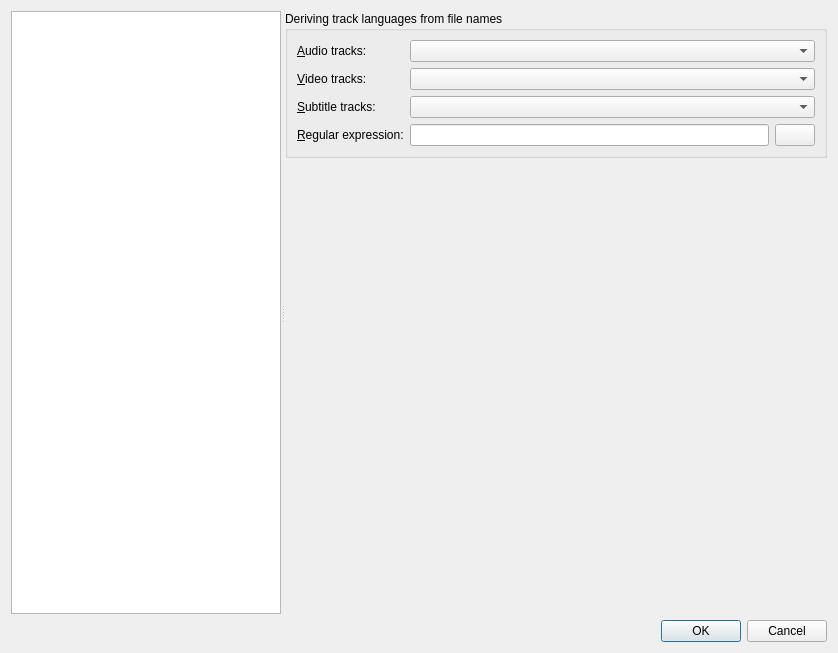
Before: the Qt Designer form src/mkvtoolnix-gui/forms/main_window/preferences_dialog.ui in jpsdr/MKVToolnix-Windows-7, drawn with Qt 5.
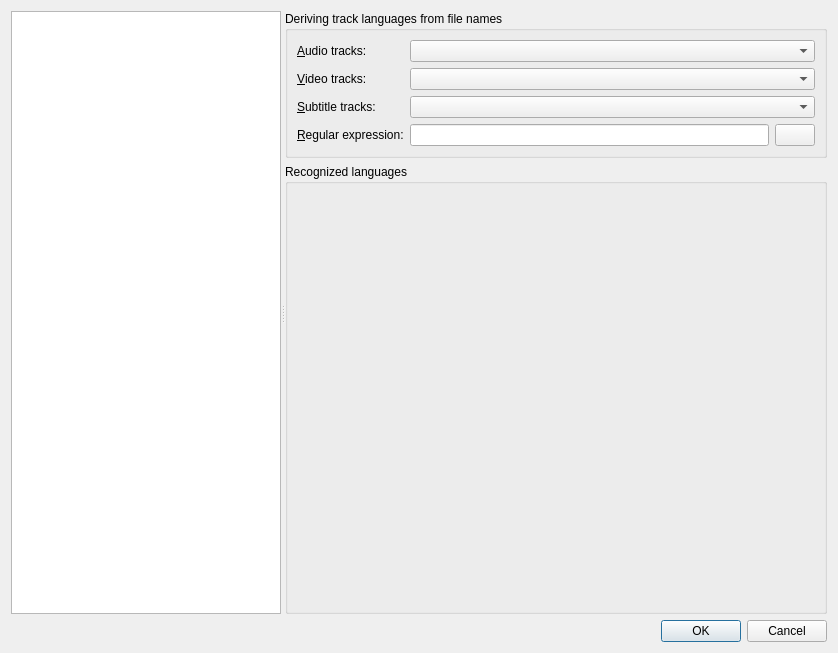
After: the same form once the commit is applied. The open tabs and pages were chosen to show the change. Icons and pictures are not drawn. Custom widgets are drawn as their Qt base class.

Commit message:
GUI: mux: derive track language: let user customize recognized languages
Part of the enhancements for #2267.

```diff
--- a/src/mkvtoolnix-gui/forms/main_window/preferences_dialog.ui
+++ b/src/mkvtoolnix-gui/forms/main_window/preferences_dialog.ui
@@ -743,7 +743,7 @@
        </layout>
       </widget>
       <widget class="QWidget" name="pMergeDerivingTrackLanguageFromFileName">
-       <layout class="QVBoxLayout" name="verticalLayout_34">
+       <layout class="QVBoxLayout" name="verticalLayout_35" stretch="0,1">
         <property name="leftMargin">
          <number>0</number>
         </property>
@@ -854,17 +854,16 @@
          </widget>
         </item>
         <item>
-         <spacer name="verticalSpacer_12">
-          <property name="orientation">
-           <enum>Qt::Vertical</enum>
+         <widget class="QGroupBox" name="groupBox_19">
+          <property name="title">
+           <string>Recognized languages</string>
           </property>
-          <property name="sizeHint" stdset="0">
-           <size>
-            <width>20</width>
-            <height>444</height>
-           </size>
-          </property>
-         </spacer>
+          <layout class="QVBoxLayout" name="verticalLayout_36">
+           <item>
+            <widget class="mtx::gui::Util::SideBySideMultiSelect" name="tbMDeriveTrackLanguageRecognizedLanguages" native="true"/>
+           </item>
+          </layout>
+         </widget>
         </item>
        </layout>
       </widget>
```
Left out of the diff: 48 changed lines with no effect on the pictures. The commit also changes 7 other files.
